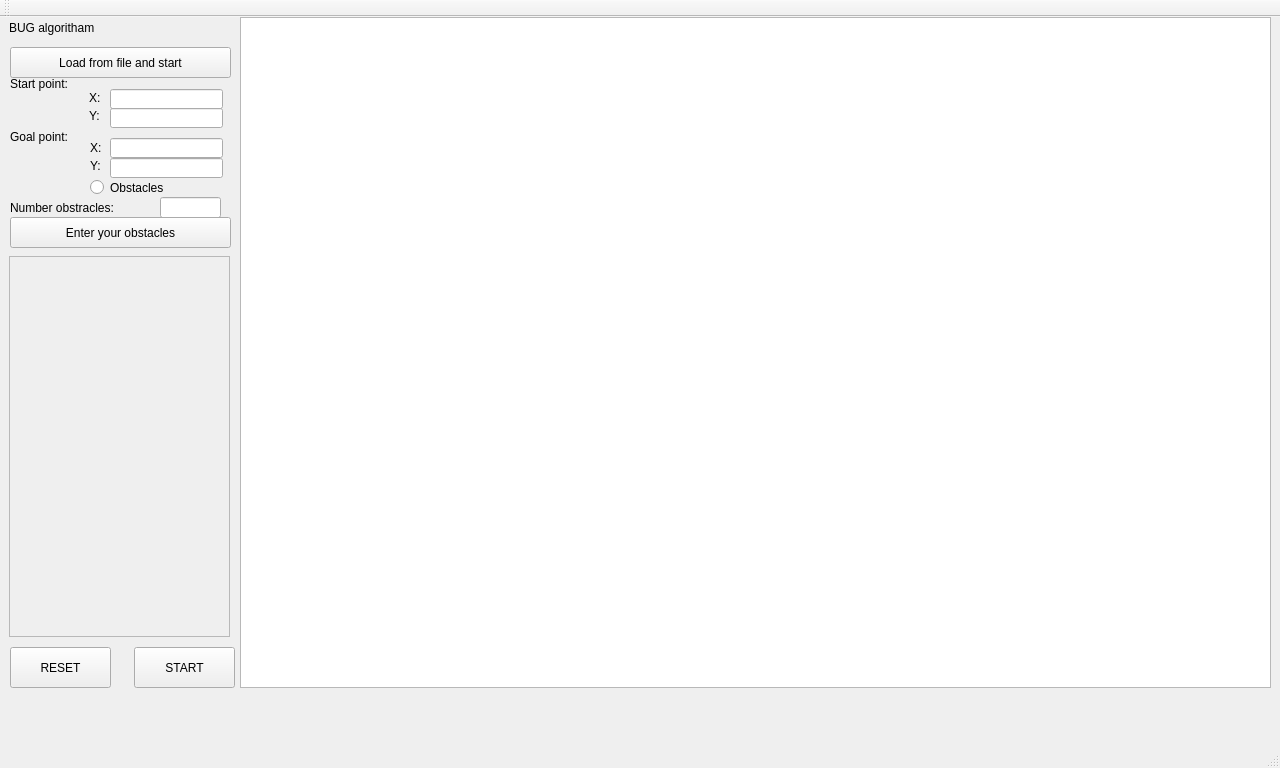
This is user_interface.ui in nenadlazic/Implementation-algorithm-to-move-the-robot as Qt 5 draws it before an edit. The edited form follows.
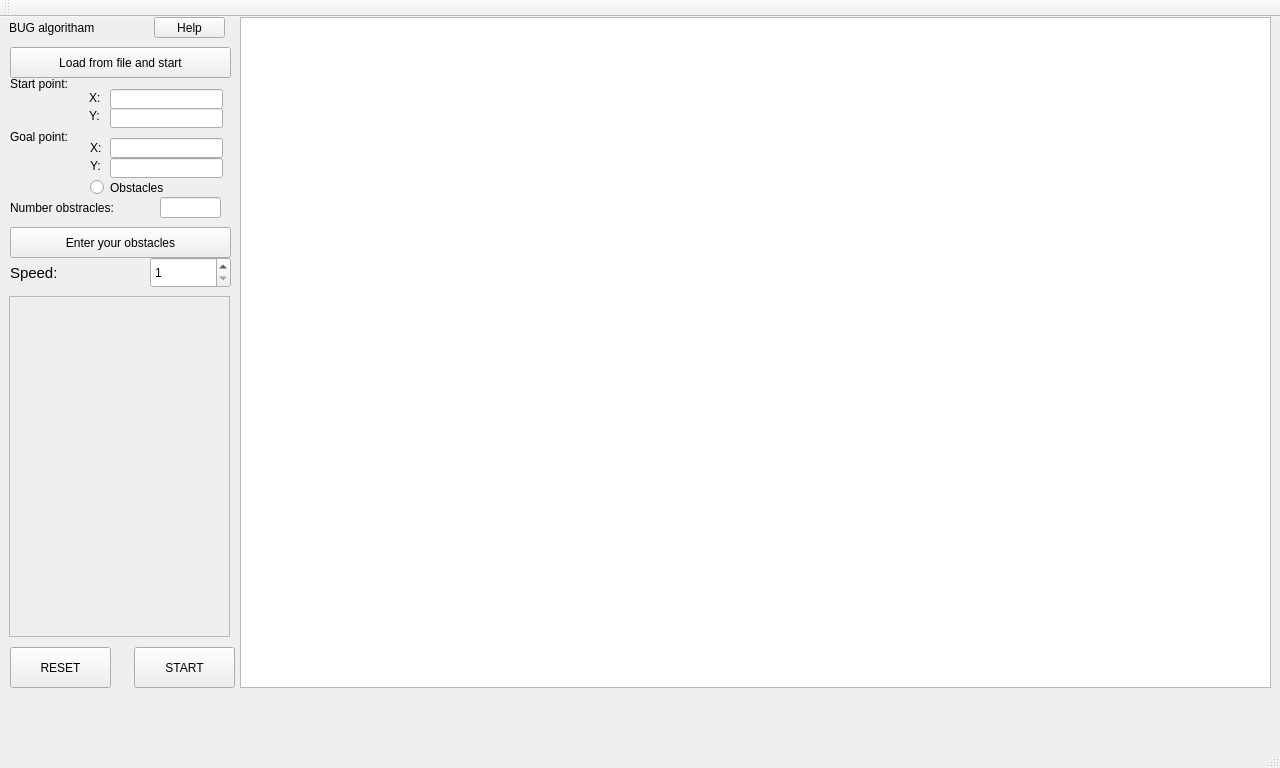
This is the edited form.

Diff of the .ui file:
```diff
--- a/user_interface.ui
+++ b/user_interface.ui
@@ -31,7 +31,7 @@
      <rect>
       <x>9</x>
       <y>0</y>
-      <width>221</width>
+      <width>131</width>
       <height>21</height>
      </rect>
     </property>
@@ -191,7 +191,7 @@
     <property name="geometry">
      <rect>
       <x>10</x>
-      <y>200</y>
+      <y>210</y>
       <width>221</width>
       <height>31</height>
      </rect>
@@ -271,9 +271,9 @@
     <property name="geometry">
      <rect>
       <x>9</x>
-      <y>239</y>
+      <y>279</y>
       <width>221</width>
-      <height>381</height>
+      <height>341</height>
      </rect>
     </property>
     <property name="widgetResizable">
@@ -285,7 +285,7 @@
        <x>0</x>
        <y>0</y>
        <width>219</width>
-       <height>379</height>
+       <height>339</height>
       </rect>
      </property>
     </widget>
@@ -332,6 +332,55 @@
      <string>Load from file and start</string>
     </property>
    </widget>
+   <widget class="QPushButton" name="helpButton">
+    <property name="geometry">
+     <rect>
+      <x>154</x>
+      <y>0</y>
+      <width>71</width>
+      <height>21</height>
+     </rect>
+    </property>
+    <property name="text">
+     <string>Help</string>
+    </property>
+   </widget>
+   <widget class="QLabel" name="label_8">
+    <property name="geometry">
+     <rect>
+      <x>10</x>
+      <y>245</y>
+      <width>131</width>
+      <height>21</height>
+     </rect>
+    </property>
+    <property name="font">
+     <font>
+      <pointsize>11</pointsize>
+      <weight>50</weight>
+      <bold>false</bold>
+     </font>
+    </property>
+    <property name="text">
+     <string>Speed:</string>
+    </property>
+   </widget>
+   <widget class="QSpinBox" name="spinBox">
+    <property name="geometry">
+     <rect>
+      <x>150</x>
+      <y>240</y>
+      <width>81</width>
+      <height>31</height>
+     </rect>
+    </property>
+    <property name="minimum">
+     <number>1</number>
+    </property>
+    <property name="maximum">
+     <number>10</number>
+    </property>
+   </widget>
   </widget>
   <widget class="QMenuBar" name="menuBar">
    <property name="geometry">
```
Left out of the diff: 6 changed lines with no effect on the pictures.
